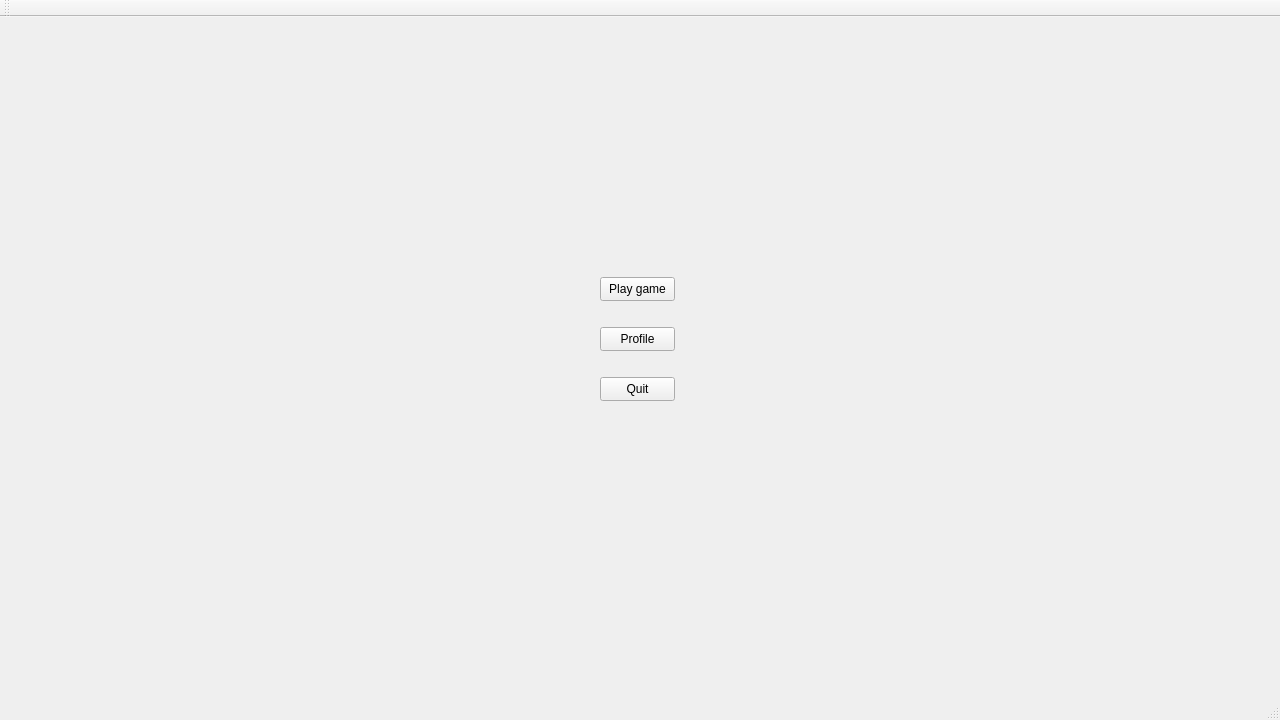
Qt form Triviador/Triviador/Triviador.ui (AndreiAndreea/TriviadorMCpp) before a commit.
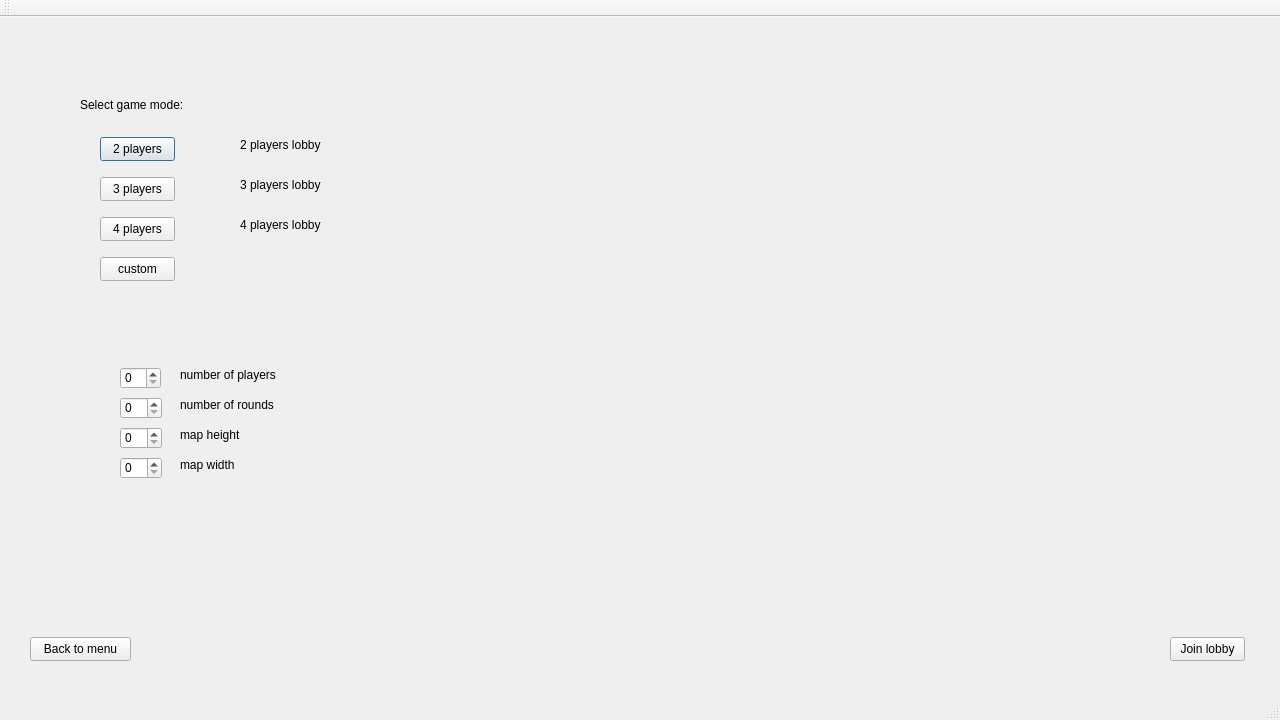
The same form after that commit. The open tabs and pages were chosen to show the change.

Commit message: Added user work-flow for login and logout from the server with sync into the database of user status (Online / Offline). Added a basic lobby UI.

Diff of the .ui file:
```diff
--- a/Triviador/Triviador/Triviador.ui
+++ b/Triviador/Triviador/Triviador.ui
@@ -63,7 +63,7 @@
        </rect>
       </property>
       <property name="text">
-       <string>Quit</string>
+       <string>Logout</string>
       </property>
      </widget>
     </widget>
@@ -436,6 +436,278 @@
       </property>
      </widget>
     </widget>
+    <widget class="QWidget" name="page_4">
+     <widget class="QPushButton" name="twoPlayersPushButton">
+      <property name="geometry">
+       <rect>
+        <x>100</x>
+        <y>120</y>
+        <width>75</width>
+        <height>24</height>
+       </rect>
+      </property>
+      <property name="mouseTracking">
+       <bool>true</bool>
+      </property>
+      <property name="autoFillBackground">
+       <bool>false</bool>
+      </property>
+      <property name="text">
+       <string>2 players</string>
+      </property>
+      <property name="checkable">
+       <bool>true</bool>
+      </property>
+      <property name="checked">
+       <bool>false</bool>
+      </property>
+      <property name="autoExclusive">
+       <bool>true</bool>
+      </property>
+      <property name="autoDefault">
+       <bool>true</bool>
+      </property>
+      <property name="default">
+       <bool>true</bool>
+      </property>
+     </widget>
+     <widget class="QLabel" name="mapHeightLabel">
+      <property name="geometry">
+       <rect>
+        <x>180</x>
+        <y>410</y>
+        <width>121</width>
+        <height>16</height>
+       </rect>
+      </property>
+      <property name="text">
+       <string>map height</string>
+      </property>
+     </widget>
+     <widget class="QSpinBox" name="roundsSpinBox">
+      <property name="geometry">
+       <rect>
+        <x>120</x>
+        <y>380</y>
+        <width>42</width>
+        <height>22</height>
+       </rect>
+      </property>
+     </widget>
+     <widget class="QPushButton" name="customModePushButton">
+      <property name="geometry">
+       <rect>
+        <x>100</x>
+        <y>240</y>
+        <width>75</width>
+        <height>24</height>
+       </rect>
+      </property>
+      <property name="mouseTracking">
+       <bool>true</bool>
+      </property>
+      <property name="text">
+       <string>custom</string>
+      </property>
+      <property name="checkable">
+       <bool>true</bool>
+      </property>
+      <property name="autoExclusive">
+       <bool>true</bool>
+      </property>
+     </widget>
+     <widget class="QLabel" name="gameModeLabel">
+      <property name="geometry">
+       <rect>
+        <x>80</x>
+        <y>80</y>
+        <width>121</width>
+        <height>16</height>
+       </rect>
+      </property>
+      <property name="text">
+       <string>Select game mode:</string>
+      </property>
+     </widget>
+     <widget class="QSpinBox" name="mapHeightSpinBox">
+      <property name="geometry">
+       <rect>
+        <x>120</x>
+        <y>410</y>
+        <width>42</width>
+        <height>22</height>
+       </rect>
+      </property>
+     </widget>
+     <widget class="QLabel" name="mapWidthLabel">
+      <property name="geometry">
+       <rect>
+        <x>180</x>
+        <y>440</y>
+        <width>121</width>
+        <height>16</height>
+       </rect>
+      </property>
+      <property name="text">
+       <string>map width</string>
+      </property>
+     </widget>
+     <widget class="QSpinBox" name="playersSpinBox">
+      <property name="geometry">
+       <rect>
+        <x>120</x>
+        <y>350</y>
+        <width>41</width>
+        <height>22</height>
+       </rect>
+      </property>
+     </widget>
+     <widget class="QLabel" name="roundsLabel">
+      <property name="geometry">
+       <rect>
+        <x>180</x>
+        <y>380</y>
+        <width>121</width>
+        <height>16</height>
+       </rect>
+      </property>
+      <property name="text">
+       <string>number of rounds</string>
+      </property>
+     </widget>
+     <widget class="QPushButton" name="fourPlayersPushButton">
+      <property name="geometry">
+       <rect>
+        <x>100</x>
+        <y>200</y>
+        <width>75</width>
+        <height>24</height>
+       </rect>
+      </property>
+      <property name="mouseTracking">
+       <bool>true</bool>
+      </property>
+      <property name="text">
+       <string>4 players</string>
+      </property>
+      <property name="checkable">
+       <bool>true</bool>
+      </property>
+      <property name="autoExclusive">
+       <bool>true</bool>
+      </property>
+     </widget>
+     <widget class="QPushButton" name="threePlayersPushButton">
+      <property name="geometry">
+       <rect>
+        <x>100</x>
+        <y>160</y>
+        <width>75</width>
+        <height>24</height>
+       </rect>
+      </property>
+      <property name="mouseTracking">
+       <bool>true</bool>
+      </property>
+      <property name="text">
+       <string>3 players</string>
+      </property>
+      <property name="checkable">
+       <bool>true</bool>
+      </property>
+      <property name="autoExclusive">
+       <bool>true</bool>
+      </property>
+     </widget>
+     <widget class="QLabel" name="playersLabel">
+      <property name="geometry">
+       <rect>
+        <x>180</x>
+        <y>350</y>
+        <width>121</width>
+        <height>16</height>
+       </rect>
+      </property>
+      <property name="text">
+       <string>number of players</string>
+      </property>
+     </widget>
+     <widget class="QSpinBox" name="mapWidthSpinBox">
+      <property name="geometry">
+       <rect>
+        <x>120</x>
+        <y>440</y>
+        <width>42</width>
+        <height>22</height>
+       </rect>
+      </property>
+     </widget>
+     <widget class="QLabel" name="twoPlayersLobbyLabel">
+      <property name="geometry">
+       <rect>
+        <x>240</x>
+        <y>120</y>
+        <width>121</width>
+        <height>16</height>
+       </rect>
+      </property>
+      <property name="text">
+       <string>2 players lobby</string>
+      </property>
+     </widget>
+     <widget class="QLabel" name="threePlayersLobbyLabel">
+      <property name="geometry">
+       <rect>
+        <x>240</x>
+        <y>160</y>
+        <width>121</width>
+        <height>16</height>
+       </rect>
+      </property>
+      <property name="text">
+       <string>3 players lobby</string>
+      </property>
+     </widget>
+     <widget class="QLabel" name="fourPlayersLobbyLabel">
+      <property name="geometry">
+       <rect>
+        <x>240</x>
+        <y>200</y>
+        <width>121</width>
+        <height>16</height>
+       </rect>
+      </property>
+      <property name="text">
+       <string>4 players lobby</string>
+      </property>
+     </widget>
+     <widget class="QPushButton" name="joinLobbyPushButton">
+      <property name="geometry">
+       <rect>
+        <x>1170</x>
+        <y>620</y>
+        <width>75</width>
+        <height>24</height>
+       </rect>
+      </property>
+      <property name="text">
+       <string>Join lobby</string>
+      </property>
+     </widget>
+     <widget class="QPushButton" name="backToMenuPushButton_2">
+      <property name="geometry">
+       <rect>
+        <x>30</x>
+        <y>620</y>
+        <width>101</width>
+        <height>24</height>
+       </rect>
+      </property>
+      <property name="text">
+       <string>Back to menu</string>
+      </property>
+     </widget>
+    </widget>
    </widget>
   </widget>
   <widget class="QMenuBar" name="menuBar">
```
Left out of the diff: 17 changed lines with no effect on the pictures. The commit also changes 9 other files.
